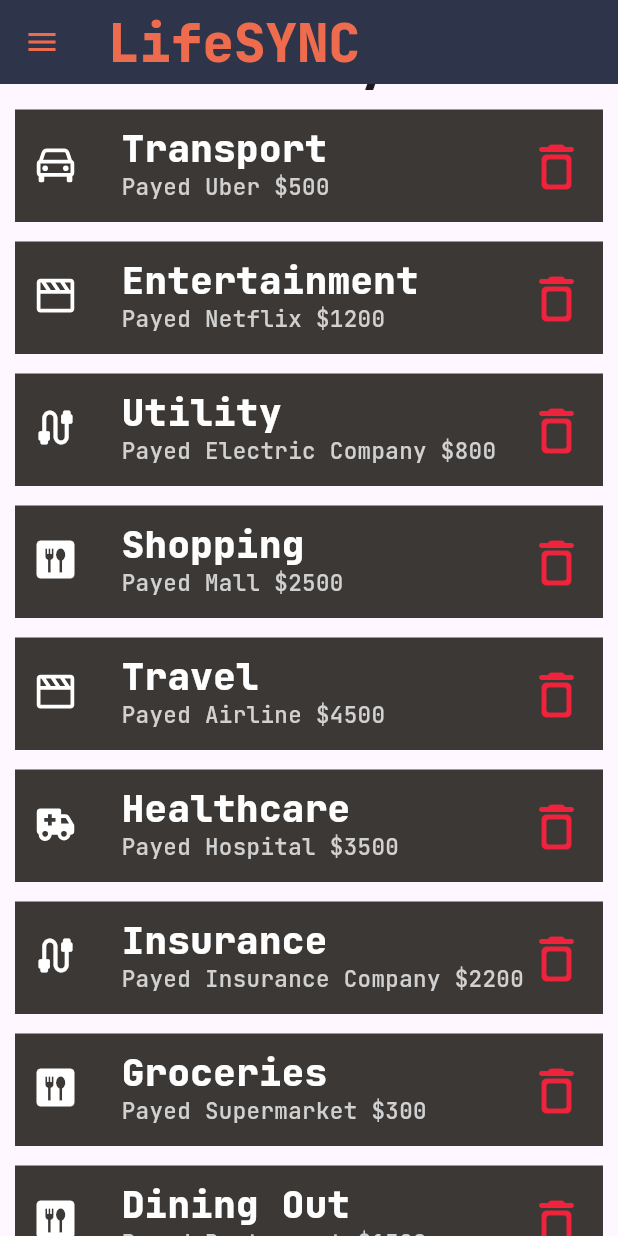
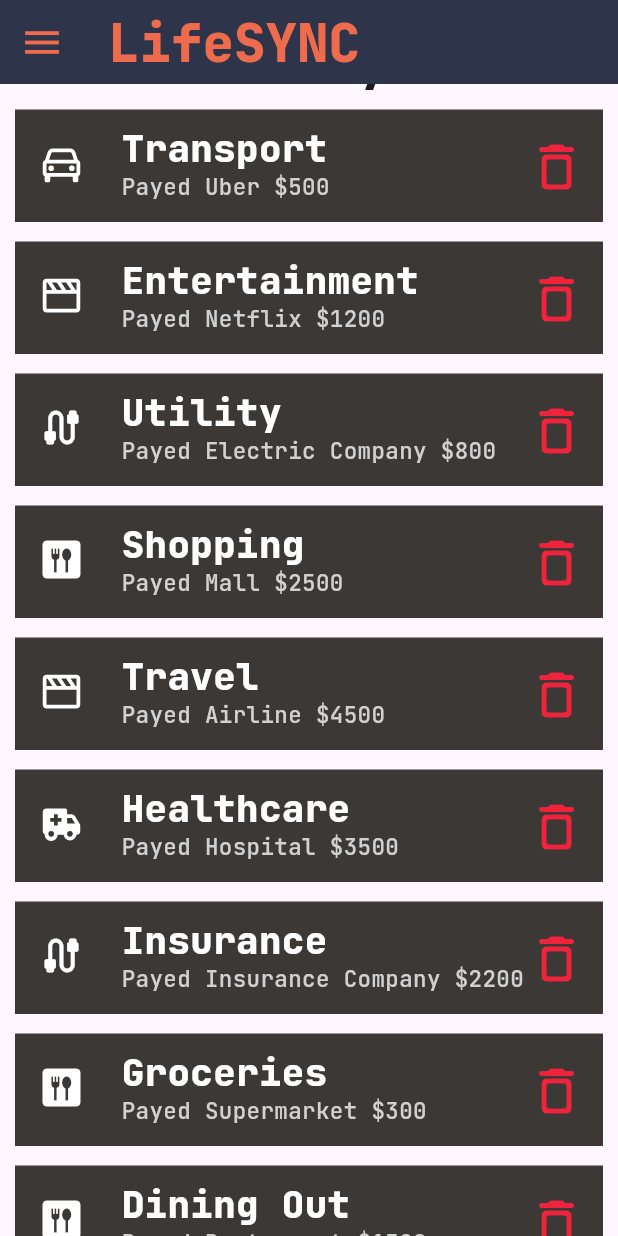
Before and after one commit to all-coder/expense.io, a Flutter app: the screen it shows after launch, scrolled down 300 dp, on a phone screen of 412 x 824 dp. Run offline on Flutter 3.47's test engine with Material 3 defaults, Android fonts, the phone set to English and light mode, and no system bars; our stand-ins replace google_fonts, icons_plus.

Commit message:
some minor changes

```diff
--- a/lib/screens/home.dart
+++ b/lib/screens/home.dart
@@ -24,6 +24,7 @@
                 leading: const Icon(
                   Icons.menu,
                   color: Color(0xffee6c4d),
+                  size: 30,
                 ),
                 expandedHeight: 300,
                 floating: false,
--- a/lib/widgets/expense_tile.dart
+++ b/lib/widgets/expense_tile.dart
@@ -19,7 +19,7 @@
       child: Stack(
         children: [
           Positioned(
-            left: 6,
+            left: 10,
             top: 15,
             child: Icon(
               tagIcons[expenseObj.tag],
```
